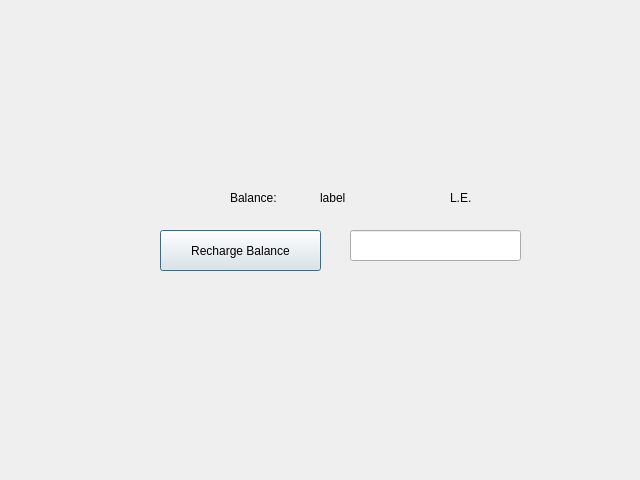
Old version of the form QT_Assignment/cart.ui in the repository Yasmina-Reda/QT_Assignment.
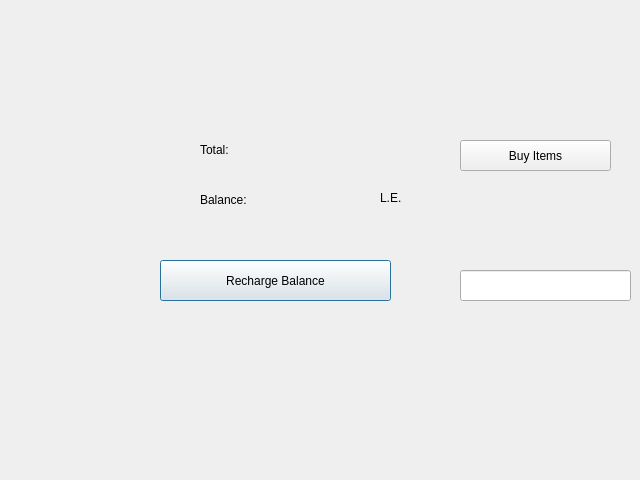
New version of the form.

Diff of the .ui file:
```diff
--- a/QT_Assignment/cart.ui
+++ b/QT_Assignment/cart.ui
@@ -17,8 +17,8 @@
    <property name="geometry">
     <rect>
      <x>160</x>
-     <y>230</y>
-     <width>161</width>
+     <y>260</y>
+     <width>231</width>
      <height>41</height>
     </rect>
    </property>
@@ -29,8 +29,8 @@
   <widget class="QLineEdit" name="lineEdit_Recharge">
    <property name="geometry">
     <rect>
-     <x>350</x>
-     <y>230</y>
+     <x>460</x>
+     <y>270</y>
      <width>171</width>
      <height>31</height>
     </rect>
@@ -39,23 +39,23 @@
   <widget class="QLabel" name="label_balanceVal_cart">
    <property name="geometry">
     <rect>
-     <x>320</x>
+     <x>300</x>
      <y>190</y>
-     <width>111</width>
+     <width>61</width>
      <height>16</height>
     </rect>
    </property>
    <property name="text">
-    <string>label</string>
+    <string/>
    </property>
   </widget>
   <widget class="QLabel" name="label_balance_cart">
    <property name="geometry">
     <rect>
-     <x>230</x>
+     <x>200</x>
      <y>190</y>
-     <width>81</width>
-     <height>16</height>
+     <width>111</width>
+     <height>20</height>
     </rect>
    </property>
    <property name="text">
@@ -65,7 +65,7 @@
   <widget class="QLabel" name="label_Currency_cart">
    <property name="geometry">
     <rect>
-     <x>450</x>
+     <x>380</x>
      <y>190</y>
      <width>41</width>
      <height>16</height>
@@ -75,6 +75,71 @@
     <string>L.E.</string>
    </property>
   </widget>
+  <widget class="QLabel" name="label_balance_cart_2">
+   <property name="geometry">
+    <rect>
+     <x>200</x>
+     <y>140</y>
+     <width>111</width>
+     <height>20</height>
+    </rect>
+   </property>
+   <property name="text">
+    <string>Total:</string>
+   </property>
+  </widget>
+  <widget class="QPushButton" name="pushButton">
+   <property name="geometry">
+    <rect>
+     <x>460</x>
+     <y>140</y>
+     <width>151</width>
+     <height>31</height>
+    </rect>
+   </property>
+   <property name="text">
+    <string>Buy Items</string>
+   </property>
+  </widget>
+  <widget class="QLabel" name="viewitems">
+   <property name="geometry">
+    <rect>
+     <x>210</x>
+     <y>20</y>
+     <width>231</width>
+     <height>101</height>
+    </rect>
+   </property>
+   <property name="text">
+    <string/>
+   </property>
+  </widget>
+  <widget class="QLabel" name="totalprice">
+   <property name="geometry">
+    <rect>
+     <x>320</x>
+     <y>140</y>
+     <width>111</width>
+     <height>16</height>
+    </rect>
+   </property>
+   <property name="text">
+    <string/>
+   </property>
+  </widget>
+  <widget class="QLabel" name="errormessage">
+   <property name="geometry">
+    <rect>
+     <x>200</x>
+     <y>230</y>
+     <width>421</width>
+     <height>20</height>
+    </rect>
+   </property>
+   <property name="text">
+    <string/>
+   </property>
+  </widget>
  </widget>
  <resources/>
  <connections/>
```
